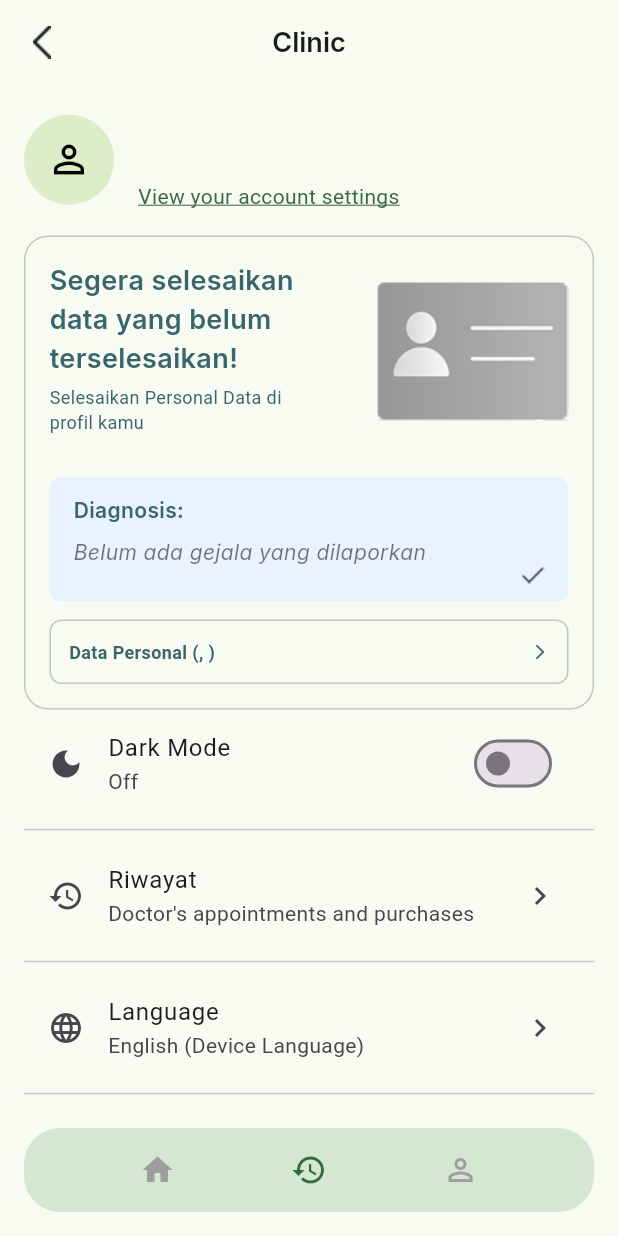
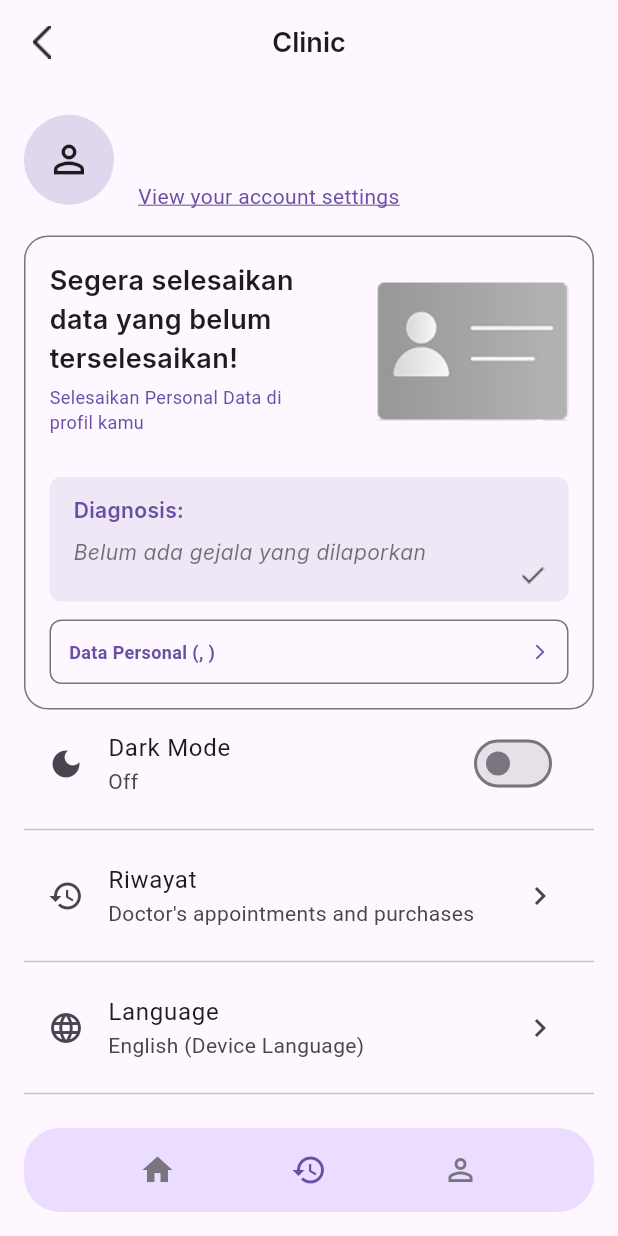
Before and after one commit to elviskudo/clinic-mobile, a Flutter app: the HomeView screen opened directly, swiped to page 2, on a phone screen of 412 x 824 dp. Run offline on Flutter 3.47's test engine with Material 3 defaults, Android fonts, the phone set to English and light mode, and no system bars; our stand-ins replace awesome_dialog, awesome_notifications, device_info_plus, dio, file_picker, firebase_core and 14 more; missing offline and left inert: bcrypt, email_otp, mobile_scanner, translator; accounts and stored records are empty; network calls fail.

Commit message:
added darkmode in profile page,account settings page & update profile page

```diff
--- a/lib/app/modules/(home)/about_app/controllers/about_app_controller.dart
+++ b/lib/app/modules/(home)/about_app/controllers/about_app_controller.dart
@@ -135,6 +135,4 @@ class AboutAppController extends GetxController {
       isLoading.value = false;
     }
   }
-
-// ... existing code ...
 }
--- a/lib/app/modules/(home)/home/views/home_view.dart
+++ b/lib/app/modules/(home)/home/views/home_view.dart
@@ -42,7 +42,7 @@ class HomeView extends GetView<HomeController> {
     });
 
     return Scaffold(
-      backgroundColor: const Color(0xFFF7FBF2),
+      backgroundColor: Theme.of(context).scaffoldBackgroundColor,
       floatingActionButtonLocation: FloatingActionButtonLocation.miniEndFloat,
 
       // Gunakan Obx untuk memantau currentIndex
@@ -568,7 +568,7 @@ class HomeView extends GetView<HomeController> {
         margin: const EdgeInsets.only(bottom: 16, top: 8),
         padding: const EdgeInsets.symmetric(vertical: 16),
         decoration: BoxDecoration(
-          color: const Color(0xFFD4E8D1),
+          color: Theme.of(Get.context!).colorScheme.primaryContainer,
           borderRadius: BorderRadius.circular(24),
         ),
         child: Row(
@@ -597,8 +597,8 @@ class HomeView extends GetView<HomeController> {
       child: Obx(() => Icon(
             icon,
             color: controller.currentIndex.value == index
-                ? const Color(0xFF35693E)
-                : Colors.grey,
+                ? Theme.of(Get.context!).colorScheme.primary
+                : Theme.of(Get.context!).colorScheme.outline,
             size: 24,
           )),
     );
--- a/lib/app/modules/(home)/personal_data/controllers/personal_data_controller.dart
+++ b/lib/app/modules/(home)/personal_data/controllers/personal_data_controller.dart
@@ -363,7 +363,7 @@ class PersonalDataController extends GetxController {
         btnOkText: 'OK',
         btnOkColor: Colors.green,
         width: MediaQuery.of(context).size.width,
-        dialogBackgroundColor: Colors.white,
+        dialogBackgroundColor: Theme.of(context).scaffoldBackgroundColor,
         dialogBorderRadius: BorderRadius.vertical(top: Radius.circular(10)),
         alignment: Alignment.bottomCenter, // Membuat dialog berada di bawah
       ).show();
--- a/lib/app/modules/(home)/profile/controllers/profile_controller.dart
+++ b/lib/app/modules/(home)/profile/controllers/profile_controller.dart
@@ -1,4 +1,5 @@
 import 'package:clinic_ai/app/modules/(admin)/upload/controllers/upload_controller.dart';
+import 'package:clinic_ai/app/modules/Theme/controllers/theme_controller.dart';
 import 'package:clinic_ai/models/user_model.dart';
 import 'package:flutter/widgets.dart';
 import 'package:get/get.dart';
@@ -10,7 +11,7 @@ class ProfileController extends GetxController {
   final user = Users().obs;
   final isLoading = true.obs;
   final errorMessage = RxString('');
-  final isDarkMode = false.obs;
+  // final isDarkMode = false.obs;
   RxString roleUser = ''.obs;
   RxString userName = ''.obs;
   RxString userEmail = ''.obs;
@@ -20,7 +21,8 @@ class ProfileController extends GetxController {
   SharedPreferences? _prefs;
   final UploadController uploadController = Get.put(UploadController());
   RxString profileImageUrl = ''.obs;
-
+  final themeController = Get.find<ThemeController>();
+  RxBool get isDarkMode => RxBool(themeController.isDarkMode);
   @override
   void onInit() {
     super.onInit();
@@ -140,7 +142,7 @@ class ProfileController extends GetxController {
   }
 
   void toggleDarkMode(bool value) {
-    isDarkMode.value = value;
+    themeController.toggleTheme();
   }
 
   Future<void> loadProfileImage() async {
--- a/lib/app/modules/(home)/profile/views/profile_view.dart
+++ b/lib/app/modules/(home)/profile/views/profile_view.dart
@@ -20,19 +20,19 @@ class ProfileView extends GetView<ProfileController> {
       summaryCtrl.getUserSymptoms();
     });
     return Scaffold(
-      backgroundColor: Color(0xffF7FBF2),
+      backgroundColor: Theme.of(context).scaffoldBackgroundColor,
       appBar: AppBar(
         automaticallyImplyLeading: false,
         title: Text('Clinic',
             style: GoogleFonts.inter(
-                color: Color(0xff181D18),
+                color: Theme.of(context).textTheme.titleLarge?.color,
                 fontSize: 18,
                 fontWeight: FontWeight.w600)),
         leading: IconButton(
           onPressed: () => Get.offAllNamed(Routes.HOME),
           icon: Image.asset('assets/icons/back.png'),
         ),
-        backgroundColor: Color(0xffF7FBF2),
+        backgroundColor: Theme.of(context).appBarTheme.backgroundColor,
         elevation: 0,
         centerTitle: true,
       ),
@@ -58,7 +58,7 @@ class ProfileView extends GetView<ProfileController> {
                 ElevatedButton(
                   onPressed: controller.refreshProfile,
                   style: ElevatedButton.styleFrom(
-                    backgroundColor: Color(0xFF35693E),
+                    backgroundColor: Theme.of(context).colorScheme.primary,
                     padding: EdgeInsets.symmetric(horizontal: 24, vertical: 12),
                     shape: RoundedRectangleBorder(
                       borderRadius: BorderRadius.circular(8),
@@ -66,7 +66,8 @@ class ProfileView extends GetView<ProfileController> {
                   ),
                   child: Text(
                     'Refresh',
-                    style: GoogleFonts.poppins(color: Colors.white),
+                    style: GoogleFonts.poppins(
+                        color: Theme.of(context).colorScheme.onPrimary),
                   ),
                 ),
               ],
@@ -79,7 +80,7 @@ class ProfileView extends GetView<ProfileController> {
             await controller.refreshProfile();
             await summaryCtrl.getUserSymptoms();
           },
-          color: Color(0xFF35693E),
+          color: Theme.of(context).colorScheme.primary,
           child: SingleChildScrollView(
             physics: AlwaysScrollableScrollPhysics(),
             child: Padding(
@@ -97,10 +98,15 @@ class ProfileView extends GetView<ProfileController> {
                                   ''
                               ? NetworkImage(controller.profileImageUrl.value)
                               : null,
-                          backgroundColor: Colors.lightGreen[100],
+                          backgroundColor: Theme.of(context)
+                              .colorScheme
+                              .primary
+                              .withOpacity(0.2),
                           child: controller.profileImageUrl.value == ''
                               ? Icon(Icons.person_outline,
-                                  color: Colors.black, size: 30)
+                                  color:
+                                      Theme.of(context).colorScheme.onSurface,
+                                  size: 30)
                               : null,
                         );
                       }),
@@ -114,14 +120,20 @@ class ProfileView extends GetView<ProfileController> {
                                   style: GoogleFonts.poppins(
                                     fontSize: 18,
                                     fontWeight: FontWeight.bold,
-                                    color: Color(0xff181D18),
+                                    color: Theme.of(context)
+                                        .textTheme
+                                        .titleLarge
+                                        ?.color,
                                   ),
                                 )),
                             Obx(() => Text(
                                   controller.userEmail.value,
                                   style: GoogleFonts.inter(
                                     fontSize: 16,
-                                    color: Color(0xff181D18),
+                                    color: Theme.of(context)
+                                        .textTheme
+                                        .bodyLarge
+                                        ?.color,
                                   ),
                                 )),
                             InkWell(
@@ -140,9 +152,10 @@ class ProfileView extends GetView<ProfileController> {
                               child: Text(
                                 'View your account settings',
                                 style: TextStyle(
-                                  color: Color(0xff35693E),
+                                  color: Theme.of(context).colorScheme.primary,
                                   decoration: TextDecoration.underline,
-                                  decorationColor: Color(0xff35693E),
+                                  decorationColor:
+                                      Theme.of(context).colorScheme.primary,
                                 ),
                               ),
                             )
@@ -153,10 +166,13 @@ class ProfileView extends GetView<ProfileController> {
                           ? Container(
                               padding: EdgeInsets.all(8),
                               decoration: BoxDecoration(
-                                color: Color(0xffD4E8D1),
+                                color: Theme.of(context)
+                                    .colorScheme
+                                    .primary
+                                    .withOpacity(0.2),
                                 borderRadius: BorderRadius.circular(20),
                                 border: Border.all(
-                                  color: Color(0xFF516351),
+                                  color: Theme.of(context).colorScheme.primary,
                                   width: 2,
                                 ),
                               ),
@@ -164,7 +180,7 @@ class ProfileView extends GetView<ProfileController> {
                                 controller.roleUser.value,
                                 style: GoogleFonts.inter(
                                   fontSize: 12,
-                                  color: Color(0xff516351),
+                                  color: Theme.of(context).colorScheme.primary,
                                 ),
                               ),
                             )
@@ -176,10 +192,10 @@ class ProfileView extends GetView<ProfileController> {
                   Container(
                     padding: EdgeInsets.all(16),
                     decoration: BoxDecoration(
-                      color: Color(0xffF7FBF2),
+                      color: Theme.of(context).scaffoldBackgroundColor,
                       borderRadius: BorderRadius.circular(16),
                       border: Border.all(
-                        color: Color(0xFFC1C9BE),
+                        color: Theme.of(context).dividerColor,
                         width: 1,
                       ),
                     ),
@@ -198,7 +214,10 @@ class ProfileView extends GetView<ProfileController> {
                                   style: GoogleFonts.inter(
                                     fontSize: 18,
                                     fontWeight: FontWeight.w600,
-                                    color: Color(0xFF39656D),
+                                    color: Theme.of(context)
+                                        .textTheme
+                                        .bodyLarge
+                                        ?.color,
                                   ),
                                 ),
                                 Gap(4),
@@ -207,7 +226,8 @@ class ProfileView extends GetView<ProfileController> {
                                   style: TextStyle(
                                     fontSize: 12,
                                     fontWeight: FontWeight.w400,
-                                    color: Color(0xFF39656D),
+                                    color:
+                                        Theme.of(context).colorScheme.primary,
                                   ),
                                 ),
                               ],
@@ -229,7 +249,10 @@ class ProfileView extends GetView<ProfileController> {
                           padding: EdgeInsets.symmetric(
                               horizontal: 16, vertical: 12),
                           decoration: BoxDecoration(
-                            color: Color(0xFFE8F3FF),
+                            color: Theme.of(context)
+                                .colorScheme
+                                .primary
+                                .withOpacity(0.1),
                             borderRadius: BorderRadius.circular(8),
                           ),
                           child: Column(
@@ -244,24 +267,10 @@ class ProfileView extends GetView<ProfileController> {
                                     style: GoogleFonts.inter(
                                       fontSize: 14,
                                       fontWeight: FontWeight.w600,
-                                      color: Color(0xFF39656D),
+                                      color:
+                                          Theme.of(context).colorScheme.primary,
                                     ),
                                   ),
-                                  // Obx(() => summaryCtrl.symptoms.length > 3
-                                  //     ? InkWell(
-                                  //         onTap: () => _showSymptomsDialog(
-                                  //             context, summaryCtrl),
-                                  //         child: Text(
-                                  //           "Lihat semua",
-                                  //           style: GoogleFonts.inter(
-                                  //             fontSize: 12,
-                                  //             color: Color(0xFF35693E),
-                                  //             decoration:
-                                  //                 TextDecoration.underline,
-                                  //           ),
-                                  //         ),
-                                  //       )
-                                  //     : SizedBox()),
                                 ],
                               ),
                               Gap(8),
@@ -298,7 +307,9 @@ class ProfileView extends GetView<ProfileController> {
                                                     "Unknown Symptom",
                                                 style: GoogleFonts.inter(
                                                   fontSize: 12,
-                                                  color: Color(0xFF516351),
+                                                  color: Theme.of(context)
+                                                      .colorScheme
+                                                      .onSurface,
                                                   fontWeight: FontWeight.w500,
                                                 ),
                                               ),
@@ -309,7 +320,9 @@ class ProfileView extends GetView<ProfileController> {
                                                   text: ", ",
                                                   style: GoogleFonts.inter(
                                                     fontSize: 12,
-                                                    color: Color(0xFF516351),
+                                                    color: Theme.of(context)
+                                                        .colorScheme
+                                                        .onSurface,
                                                     fontWeight: FontWeight.w500,
                                                   ),
                                                 ),
@@ -346,9 +359,10 @@ class ProfileView extends GetView<ProfileController> {
                             padding: EdgeInsets.symmetric(
                                 horizontal: 12, vertical: 12),
                             decoration: BoxDecoration(
-                              color: Color(0xffF7FBF2),
+                              color: Theme.of(context).colorScheme.surface,
                               borderRadius: BorderRadius.circular(8),
-                              border: Border.all(color: Color(0xffC1C9BE)),
+                              border: Border.all(
+                                  color: Theme.of(context).dividerColor),
                             ),
                             child: Row(
                               mainAxisAlignment: MainAxisAlignment.spaceBetween,
@@ -360,7 +374,9 @@ class ProfileView extends GetView<ProfileController> {
                                     return Text(
                                       'Data Personal (${personalDatCtrl.nameController.value.text}, ${personalDatCtrl.cardNumberController.value.text})',
                                       style: TextStyle(
-                                          color: Color(0xFF39656D),
+                                          color: Theme.of(context)
+                                              .colorScheme
+                                              .primary,
                                           fontSize: 12,
                                           fontWeight: FontWeight.w700),
                                       overflow: TextOverflow.ellipsis,
@@ -370,7 +386,9 @@ class ProfileView extends GetView<ProfileController> {
                                 }),
                                 Gap(5),
                                 Icon(Icons.arrow_forward_ios,
-                                    size: 12, color: Color(0xFF39656D)),
+                                    size: 12,
+                                    color:
+                                        Theme.of(context).colorScheme.primary),
                               ],
                             ),
                           ),
@@ -399,7 +417,9 @@ class ProfileView extends GetView<ProfileController> {
                       Get.offAllNamed(Routes.MEDICAL_HISTORY);
                     },
                   ),
-                  Divider(),
+                  Divider(
+                    color: Theme.of(context).dividerTheme.color,
+                  ),
                   ListTile(
                     leading: Icon(Icons.language),
                     title: Text('Language'),
--- a/lib/app/routes/app_routes.dart
+++ b/lib/app/routes/app_routes.dart
@@ -37,6 +37,7 @@ abstract class Routes {
   static const ABOUT_APP = _Paths.ABOUT_APP;
   static const DRUG_ADMIN = _Paths.DRUG_ADMIN;
   static const MEDICAL_HISTORY = _Paths.MEDICAL_HISTORY;
+  static const THEME = _Paths.THEME;
 }
 
 abstract class _Paths {
@@ -75,4 +76,5 @@ abstract class _Paths {
   static const ABOUT_APP = '/about-app';
   static const DRUG_ADMIN = '/drug-admin';
   static const MEDICAL_HISTORY = '/medical-history';
+  static const THEME = '/theme';
 }
```
Also changed, not shown: lib/app/modules/(home)/account_settings/views/account_settings_view.dart (+7 -4 lines), lib/app/modules/(home)/personal_data/views/personal_data_view.dart (+5 -5 lines), lib/app/modules/Theme/bindings/theme_binding.dart (added, +12 -0 lines), lib/app/modules/Theme/controllers/theme_controller.dart (added, +149 -0 lines), lib/app/modules/Theme/views/theme_view.dart (added, +24 -0 lines), lib/app/routes/app_pages.dart (+15 -8 lines), lib/main.dart (+8 -1 lines).
